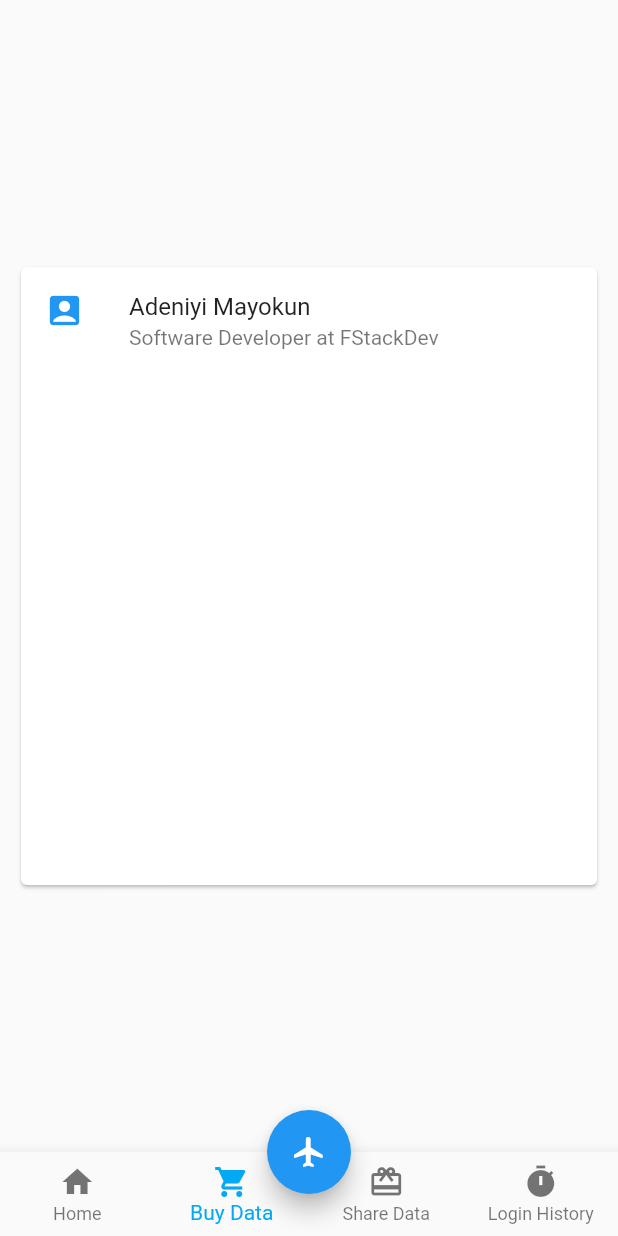
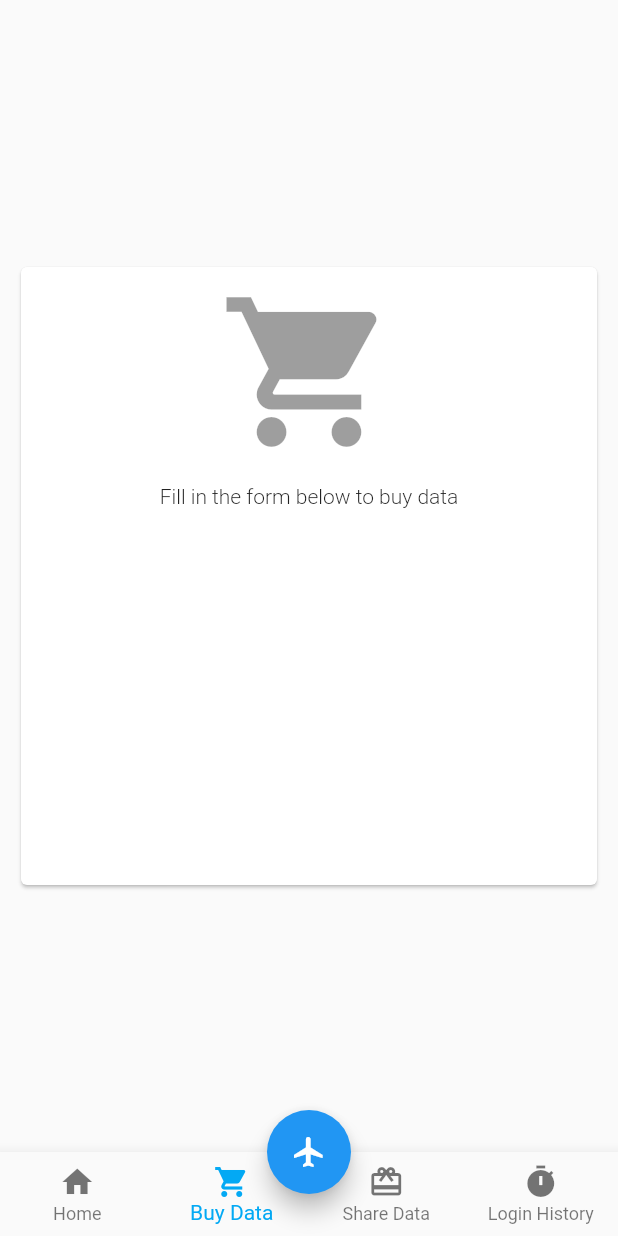
Before and after one commit to Fstackdevio/Netsurf-Mobile, a Flutter app: the WrapperScreen screen opened directly, item 2 of the bottom bar chosen, on a phone screen of 412 x 824 dp. Run offline on Flutter 3.47's test engine with Material 2 defaults, Android fonts, the phone set to English and light mode, and no system bars; network calls fail.

Commit message:
created buydata page

```diff
--- a/lib/pages/buydata.dart
+++ b/lib/pages/buydata.dart
@@ -13,11 +13,15 @@ class _BuyDataState extends State<BuyData>{
     var card =  new Card(
       child: new Column(
         children: <Widget>[
-          new ListTile(
-          leading: Icon(Icons.account_box, color: Colors.blue,size: 26.0),
-          title: new Text("Adeniyi Mayokun", style: new TextStyle(fontWeight: FontWeight.w400),),
-          subtitle: new Text("Software Developer at FStackDev"),
-          )
+
+          new IconButton(color: Colors.blue,
+         icon: Icon(Icons.shopping_cart),
+         iconSize: 120.0,
+         padding: const EdgeInsets.only(top: 10.0, bottom: 15.0),
+       ),
+       new Text("Fill in the form below to buy data", style: new TextStyle(fontWeight: FontWeight.w300),),
+       Padding(padding: EdgeInsets.only(bottom: 30.0 ) ,),
+
 
         ],
 
@@ -27,6 +31,7 @@ class _BuyDataState extends State<BuyData>{
         margin: new EdgeInsets.only(left: 10.0,  right: 10.0),
         child: new SizedBox(
           height: 420.0,
+          width: 420.0,
           child: card,
         ),
       );
```
Also changed, not shown: lib/pages/sharedata.dart (+25 -5 lines).
